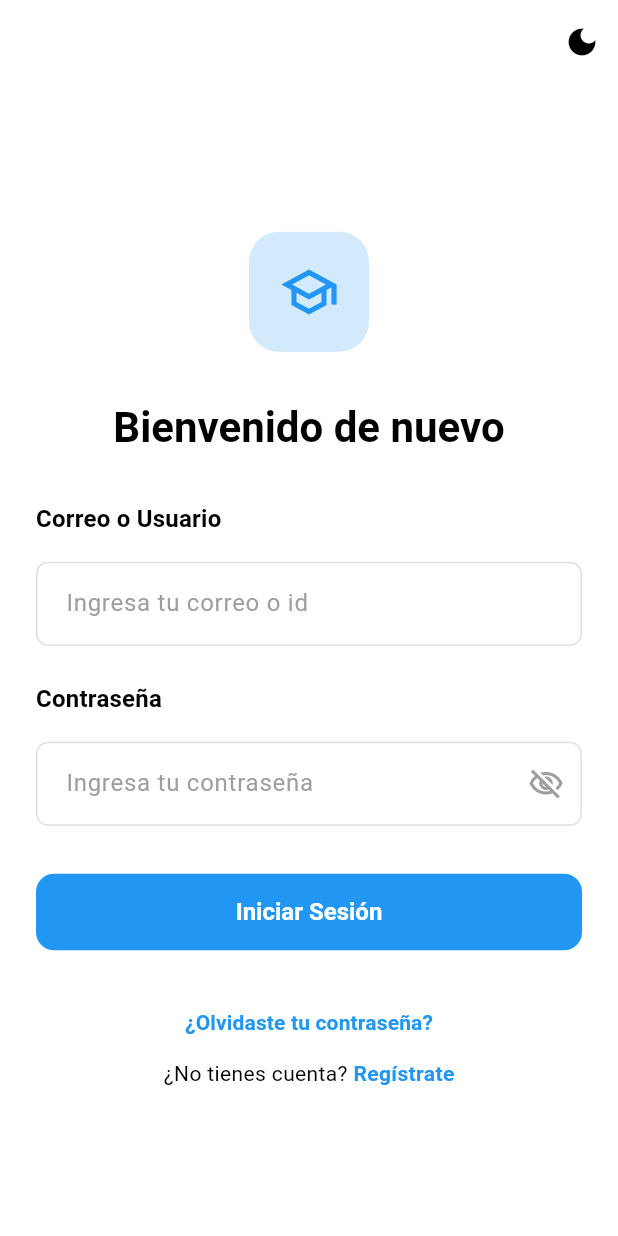
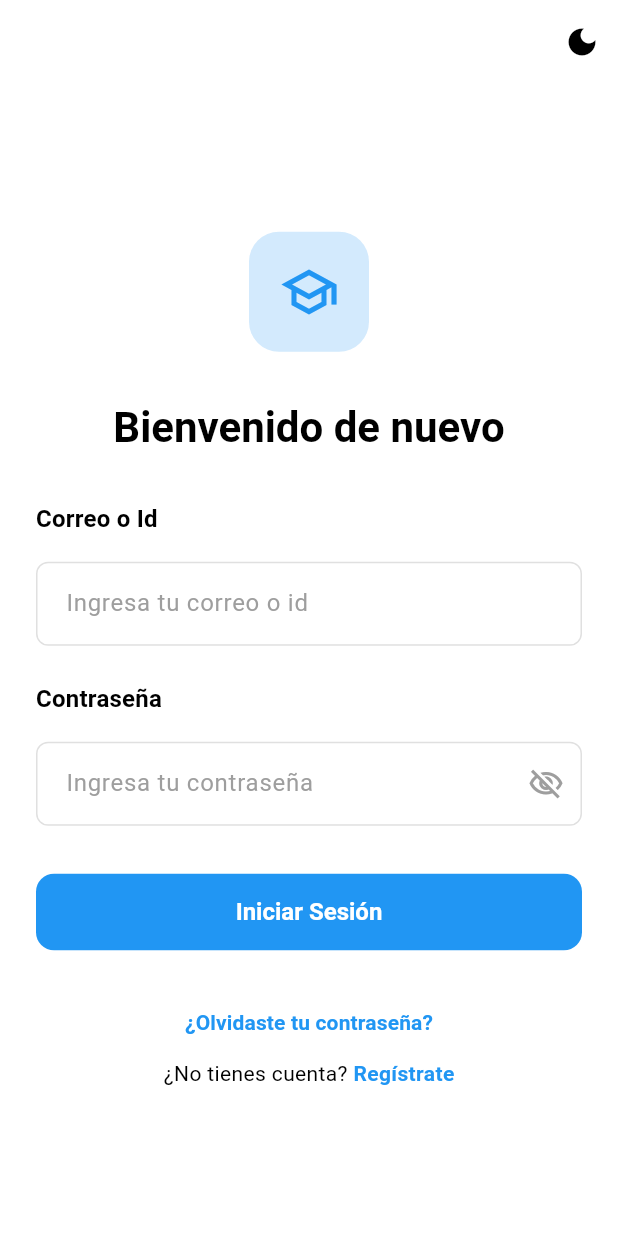
Before and after one commit to edd86/students_control, a Flutter app: the screen it shows after launch, on a phone screen of 412 x 824 dp. Run offline on Flutter 3.47's test engine with Material 3 defaults, Android fonts, the light colour scheme and no system bars; our stand-ins replace animated_search_bar, email_validator, flutter_riverpod, flutter_svg, go_router, sqflite; missing offline and left inert: bcrypt; accounts and stored records are empty.

Commit message:
fix: update label text from 'Correo o Usuario' to 'Correo o Id' in LoginPage

```diff
--- a/lib/features/login/presentation/pages/login_page.dart
+++ b/lib/features/login/presentation/pages/login_page.dart
@@ -98,7 +98,7 @@ class _LoginPageState extends ConsumerState<LoginPage> {
 
               // Email Input
               Text(
-                'Correo o Usuario',
+                'Correo o Id',
                 style: Theme.of(
                   context,
                 ).textTheme.titleMedium?.copyWith(fontWeight: FontWeight.w600),
```
